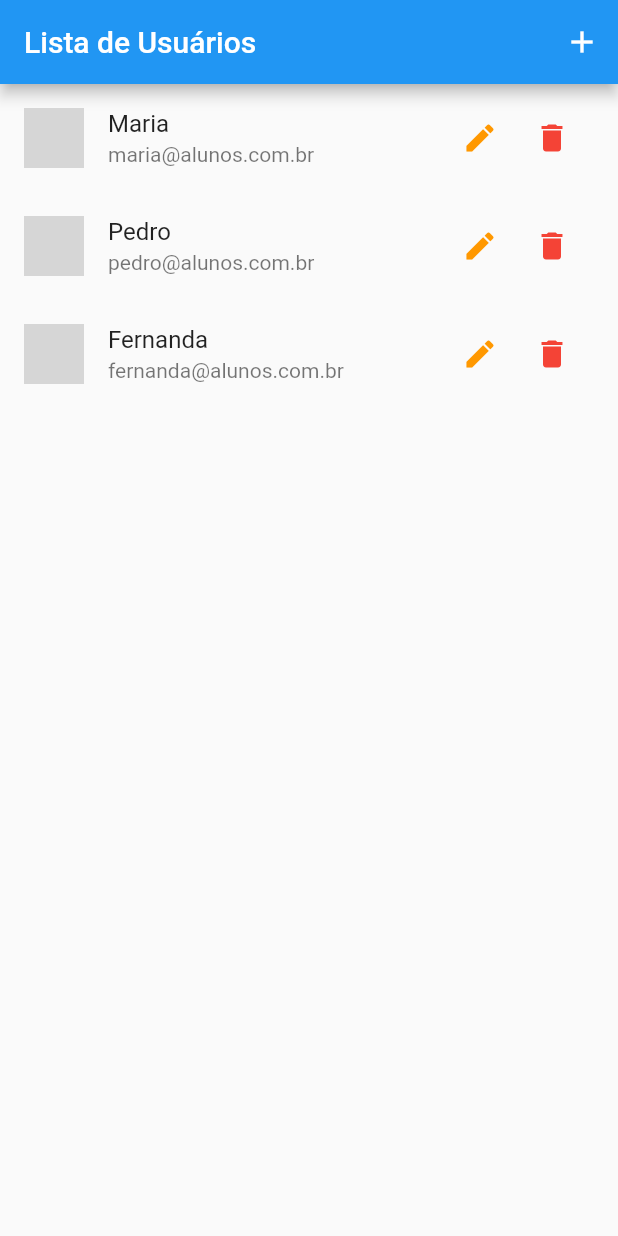
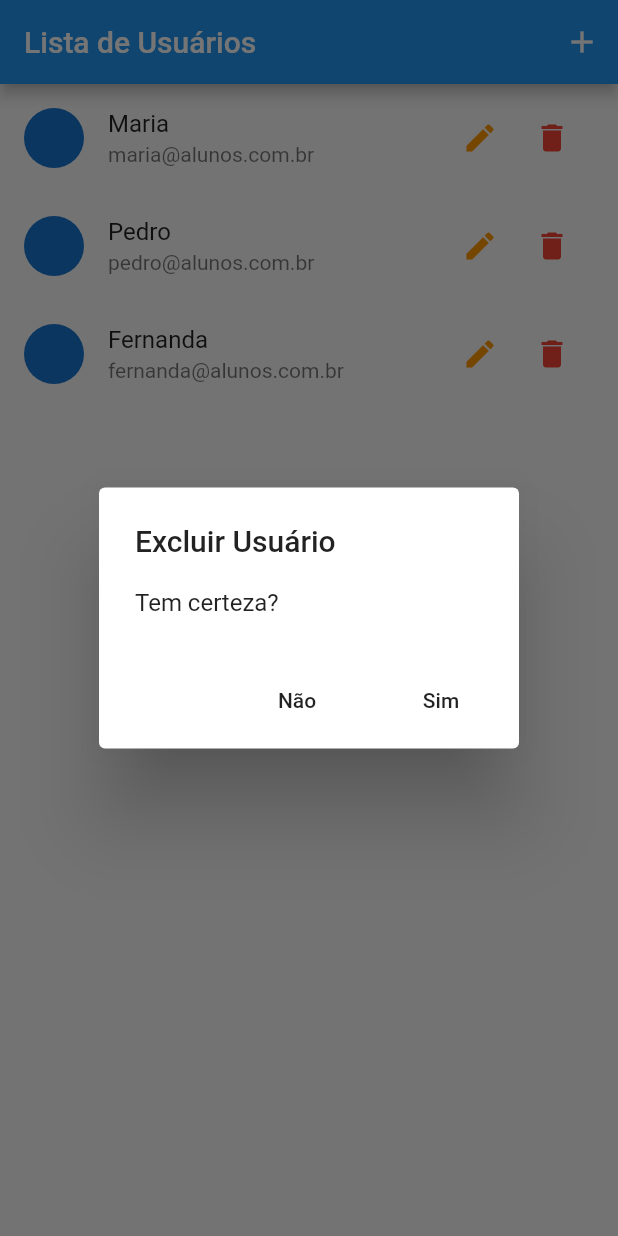
Before and after one commit to piedroalex/flutter_crud, a Flutter app: the screen it shows after launch, after a tap on the "delete" icon, on a phone screen of 412 x 824 dp. Run offline on Flutter 3.47's test engine with Material 2 defaults, Android fonts, the phone set to English and light mode, and no system bars; network calls fail; grey boxes are pictures that could not be loaded.

Commit message:
Implementação da remoção de usuário finalizada.

```diff
--- a/lib/components/user_tile.dart
+++ b/lib/components/user_tile.dart
@@ -1,6 +1,8 @@
 import 'package:flutter/material.dart';
 import 'package:flutter_crud/models/user.dart';
+import 'package:flutter_crud/provider/users.dart';
 import 'package:flutter_crud/routes/app_routes.dart';
+import 'package:provider/provider.dart';
 
 class UserTile extends StatelessWidget {
   final User user;
@@ -32,7 +34,30 @@ class UserTile extends StatelessWidget {
               IconButton(
                   icon: Icon(Icons.delete),
                   color: Colors.red,
-                  onPressed: () {}),
+                  onPressed: () {
+                    showDialog(
+                      context: context,
+                      builder: (ctx) => AlertDialog(
+                        title: Text('Excluir Usuário'),
+                        content: Text('Tem certeza?'),
+                        actions: <Widget>[
+                          FlatButton(
+                            onPressed: () => Navigator.of(context).pop(false),
+                            child: Text('Não'),
+                          ),
+                          FlatButton(
+                            onPressed: () => Navigator.of(context).pop(true),
+                            child: Text('Sim'),
+                          ),
+                        ],
+                      ),
+                    ).then((confirmed) {
+                      if (confirmed) {
+                        Provider.of<UsersProvider>(context, listen: false)
+                            .remove(user);
+                      }
+                    });
+                  }),
             ],
           ),
         ));
```
